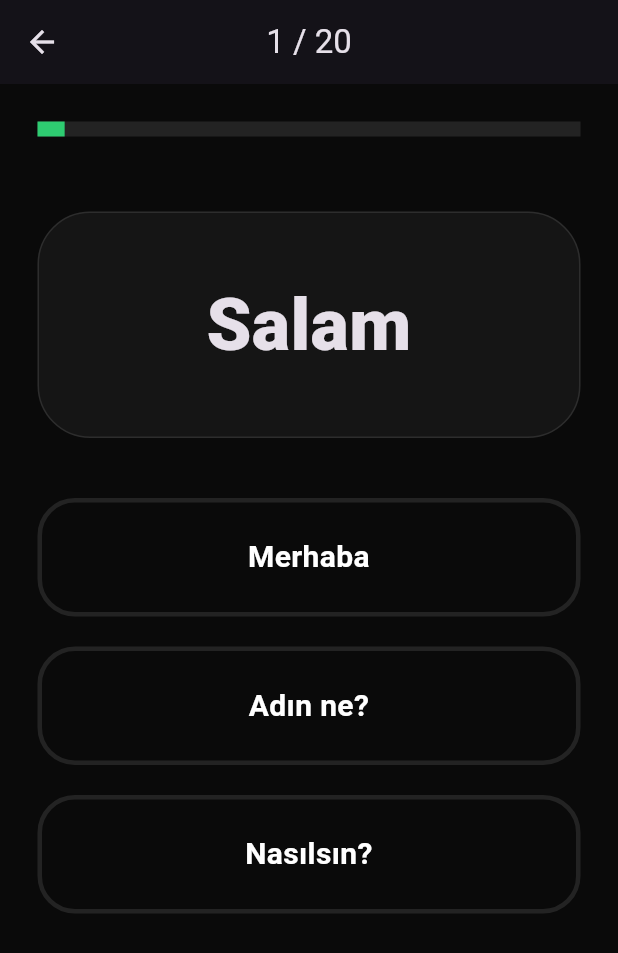
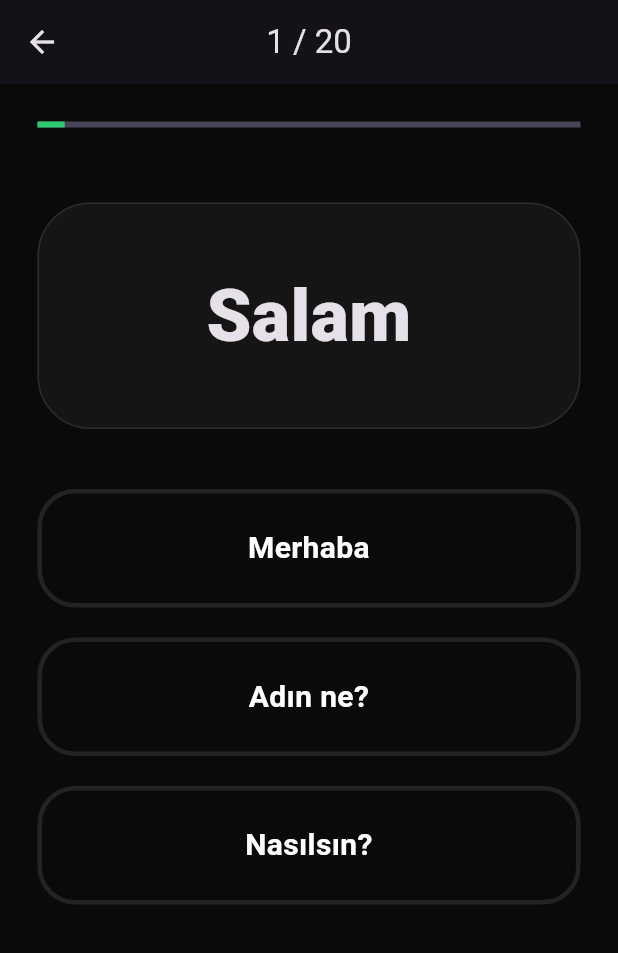
Before and after one commit to frdbxsv/azelingo, a Flutter app: the screen it shows after launch, after a tap on "KOLAY", on a phone screen of 412 x 824 dp. Shown: the top 953 px of the screen. Run offline on Flutter 3.47's test engine with Material 3 defaults, Android fonts, the phone set to English and light mode, and no system bars.

```diff
--- a/lib/main.dart
+++ b/lib/main.dart
@@ -1,5 +1,6 @@
 import 'package:flutter/material.dart';
 import 'dart:async';
+import 'dart:math';
 
 void main() {
   runApp(const AzelingoApp());
@@ -95,7 +96,7 @@ class _MainNavigationHolderState extends State<MainNavigationHolder> {
   }
 }
 
-// --- ANA EKRAN (TAM 30 KATEQORİYA) ---
+// --- ANA EKRAN ---
 class HomeScreen extends StatefulWidget {
   const HomeScreen({super.key});
 
@@ -110,7 +111,6 @@ class _HomeScreenState extends State<HomeScreen> {
   void initState() {
     super.initState();
     allLessons = [
-      // --- KOLAY (10) ---
       _createFullLesson(
         "Tanışlıq",
         "Selamlaşma ve Tanışma",
@@ -162,7 +162,6 @@ class _HomeScreenState extends State<HomeScreen> {
           "Tebrik ederim",
         ],
       ),
-
       _createFullLesson(
         "Rənglər",
         "Renklerin Dünyası",
@@ -214,7 +213,6 @@ class _HomeScreenState extends State<HomeScreen> {
           "Koyu",
         ],
       ),
-
       _createFullLesson(
         "Rəqəmlər",
         "Sayılar ve Sayma",
@@ -266,7 +264,6 @@ class _HomeScreenState extends State<HomeScreen> {
           "Yüz",
         ],
       ),
-
       _createFullLesson(
         "Ailə",
         "Aile Bireyleri",
@@ -318,7 +315,6 @@ class _HomeScreenState extends State<HomeScreen> {
           "Yeğen (K)",
         ],
       ),
-
       _createFullLesson(
         "Meyvələr",
         "Meyveler ve Sebzeler",
@@ -370,7 +366,6 @@ class _HomeScreenState extends State<HomeScreen> {
           "Yeşillik",
         ],
       ),
-
       _createFullLesson(
         "Heyvanlar",
         "Sevimli Dostlarımız",
@@ -422,7 +417,6 @@ class _HomeScreenState extends State<HomeScreen> {
           "Kuş",
         ],
       ),
-
       _createFullLesson(
         "Geyim",
         "Kıyafetler ve Moda",
@@ -474,7 +468,6 @@ class _HomeScreenState extends State<HomeScreen> {
           "Şemsiye",
         ],
       ),
-
       _createFullLesson(
         "Məktəb",
         "Eğitim ve Okul",
@@ -522,11 +515,10 @@ class _HomeScreenState extends State<HomeScreen> {
           "Harita",
           "Çanta",
           "Sıra",
-          "Yazı tahtası",
+          "Yazı taxtası",
           "Tebeşir",
         ],
       ),
-
       _createFullLesson(
         "Günlər",
         "Günler ve Aylar",
@@ -578,7 +570,6 @@ class _HomeScreenState extends State<HomeScreen> {
           "Takvim",
         ],
       ),
-
       _createFullLesson(
         "Bədən",
         "Vücudumuz",
@@ -630,8 +621,6 @@ class _HomeScreenState extends State<HomeScreen> {
           "Kan",
         ],
       ),
-
-      // --- ORTA (10) ---
       _createFullLesson(
         "Restoran",
         "Yemek ve Sipariş",
@@ -683,7 +672,6 @@ class _HomeScreenState extends State<HomeScreen> {
           "Lezzetli",
         ],
       ),
-
       _createFullLesson(
         "Duyğular",
         "Duygular ve Hisler",
@@ -735,7 +723,6 @@ class _HomeScreenState extends State<HomeScreen> {
           "Beklemek",
         ],
       ),
-
       _createFullLesson(
         "Hava",
         "Hava Durumu",
@@ -766,7 +753,7 @@ class _HomeScreenState extends State<HomeScreen> {
         ],
         [
           "Güneş",
-          "Bulud",
+          "Bulut",
           "Yağmur",
           "Kar",
           "Rüzgar",
@@ -787,7 +774,6 @@ class _HomeScreenState extends State<HomeScreen> {
           "Tahmin",
         ],
       ),
-
       _createFullLesson(
         "Səyahət",
         "Tatil ve Gezi",
@@ -839,7 +825,6 @@ class _HomeScreenState extends State<HomeScreen> {
           "Yabancı",
         ],
       ),
-
       _createFullLesson(
         "Peşələr",
         "Meslekler",
@@ -891,7 +876,6 @@ class _HomeScreenState extends State<HomeScreen> {
           "Girişimci",
         ],
       ),
-
       _createFullLesson(
         "Şəhər",
         "Şehir Hayatı",
@@ -943,7 +927,6 @@ class _HomeScreenState extends State<HomeScreen> {
           "Sinema",
         ],
       ),
-
       _createFullLesson(
         "Ev",
         "Ev Eşyaları",
@@ -995,7 +978,6 @@ class _HomeScreenState extends State<HomeScreen> {
           "Lamba",
         ],
       ),
-
       _createFullLesson(
         "Nəqliyyat",
         "Ulaşım Araçları",
@@ -1047,7 +1029,6 @@ class _HomeScreenState extends State<HomeScreen> {
           "Yolcu",
         ],
       ),
-
       _createFullLesson(
         "Hobbilər",
         "Hobiler ve Eğlence",
@@ -1099,7 +1080,6 @@ class _HomeScreenState extends State<HomeScreen> {
           "Koleksiyon",
         ],
       ),
-
       _createFullLesson(
         "Sağlamlıq",
         "Sağlık ve Hastane",
@@ -1151,8 +1131,6 @@ class _HomeScreenState extends State<HomeScreen> {
           "Uyku",
         ],
       ),
-
-      // --- ZOR (10) ---
       _createFullLesson(
         "Zamanlar",
         "Gramer ve Zamanlar",
@@ -1204,7 +1182,6 @@ class _HomeScreenState extends State<HomeScreen> {
           "Akşam",
         ],
       ),
-
       _createFullLesson(
         "Siyasət",
         "Politika ve Devlet",
@@ -1256,7 +1233,6 @@ class _HomeScreenState extends State<HomeScreen> {
           "Barış",
         ],
       ),
-
       _createFullLesson(
         "İncəsənət",
         "Sanat ve Kültür",
@@ -1308,7 +1284,6 @@ class _HomeScreenState extends State<HomeScreen> {
           "Modern",
         ],
       ),
-
       _createFullLesson(
         "Texnologiya",
         "Bilim ve Teknoloji",
@@ -1360,7 +1335,6 @@ class _HomeScreenState extends State<HomeScreen> {
           "Klavye",
         ],
       ),
-
       _createFullLesson(
         "Ədəbiyyat",
         "Edebiyat ve Şiir",
@@ -1412,7 +1386,6 @@ class _HomeScreenState extends State<HomeScreen> {
           "Mısra",
         ],
       ),
-
       _createFullLesson(
         "İqtisadiyyat",
         "Ekonomi ve Finans",
@@ -1464,7 +1437,6 @@ class _HomeScreenState extends State<HomeScreen> {
           "Hisse senedi",
         ],
       ),
-
       _createFullLesson(
         "İdiomlar",
         "Deyimler ve Atasözleri",
@@ -1516,7 +1488,6 @@ class _HomeScreenState extends State<HomeScreen> {
           "Hırsını boşaltmak",
         ],
       ),
-
       _createFullLesson(
         "Fəlsəfə",
         "Düşünce ve Mantık",
@@ -1568,7 +1539,6 @@ class _HomeScreenState extends State<HomeScreen> {
           "İdrak",
         ],
       ),
-
       _createFullLesson(
         "Təbiət",
         "Çevre ve Ekoloji",
@@ -1620,7 +1590,6 @@ class _HomeScreenState extends State<HomeScreen> {
           "Enerji",
         ],
       ),
-
       _createFullLesson(
         "Hüquq",
         "Hukuk ve Adalet",
@@ -1713,7 +1682,6 @@ class _HomeScreenState extends State<HomeScreen> {
           ),
         ),
         centerTitle: true,
-        backgroundColor: Colors.transparent,
       ),
       body: ListView.builder(
         padding: const EdgeInsets.all(20),
@@ -1780,7 +1748,7 @@ class _HomeScreenState extends State<HomeScreen> {
   }
 }
 
-// --- QUIZ EKRANI ---
+// --- QUIZ EKRANI (ROMANTİK MESAJLI) ---
 class QuizScreen extends StatefulWidget {
   final Lesson lesson;
   const QuizScreen({super.key, required this.lesson});
@@ -1794,6 +1762,24 @@ class _QuizScreenState extends State<QuizScreen> {
   int? _selectedIdx;
   bool? _isCorrect;
   List<String> _shuffledOptions = [];
+  String? _floatingMessage;
+  Alignment _messageAlignment = Alignment.center;
+
+  final List<String> _romanticMessages = [
+    "Səni sevirəm! ❤️",
+    "Canımsan!",
+    "Mükəmməlsən!",
+    "Hər şeyim!",
+    "Gözəl gülüşünə qurban!",
+    "Nə yaxşı ki, varsan!",
+    "Sən mənim dünyamsan!",
+    "Qəlbimin sahibisən!",
+    "Dünyanın ən ağıllısı!",
+    "İnanıram sənə!",
+    "Uğurlu yolum!",
+    "Mənim şansım!",
+    "Səninlə hər şey gözəl!",
+  ];
 
   @override
   void initState() {
@@ -1809,9 +1795,24 @@ class _QuizScreenState extends State<QuizScreen> {
     _isCorrect = null;
   }
 
+  void _showRomanticMessage() {
+    setState(() {
+      _floatingMessage =
+          _romanticMessages[Random().nextInt(_romanticMessages.length)];
+      List<Alignment> alignments = [
+        Alignment.topCenter,
+        Alignment.centerLeft,
+        Alignment.centerRight,
+      ];
+      _messageAlignment = alignments[Random().nextInt(alignments.length)];
+    });
+    Future.delayed(const Duration(milliseconds: 1500), () {
+      if (mounted) setState(() => _floatingMessage = null);
+    });
+  }
+
   void _handleAnswer(int i) {
     if (_selectedIdx != null) return;
-
     String selectedText = _shuffledOptions[i];
     String correctText = widget.lesson.questions[_currentIdx]['tr'];
     String qText = widget.lesson.questions[_currentIdx]['q'];
@@ -1822,6 +1823,7 @@ class _QuizScreenState extends State<QuizScreen> {
     });
 
     if (_isCorrect!) {
+      _showRomanticMessage();
       bool exists = learnedWordsNotifier.value.any((e) => e['az'] == qText);
       if (!exists) {
         learnedWordsNotifier.value = [
@@ -1897,15 +1899,15 @@ class _QuizScreenState extends State<QuizScreen> {
     var q = widget.lesson.questions[_currentIdx];
     return Scaffold(
       appBar: AppBar(title: Text("${_currentIdx + 1} / 20"), centerTitle: true),
-      body: Padding(
+      body: Stack(
+        children: [
+          Padding(
             padding: const EdgeInsets.all(25),
             child: Column(
               children: [
                 LinearProgressIndicator(
                   value: (_currentIdx + 1) / 20,
-              minHeight: 10,
                   color: widget.lesson.gradient[0],
-              backgroundColor: Colors.white10,
                 ),
                 const SizedBox(height: 50),
                 Container(
@@ -1934,6 +1936,34 @@ class _QuizScreenState extends State<QuizScreen> {
                 ),
               ],
             ),
+          ),
+          if (_floatingMessage != null)
+            Align(
+              alignment: _messageAlignment,
+              child: Container(
+                margin: const EdgeInsets.all(30),
+                padding: const EdgeInsets.all(20),
+                decoration: BoxDecoration(
+                  color: Colors.red.withOpacity(0.9),
+                  borderRadius: BorderRadius.circular(20),
+                  boxShadow: [
+                    BoxShadow(
+                      blurRadius: 20,
+                      color: Colors.red.withOpacity(0.5),
+                    ),
+                  ],
+                ),
+                child: Text(
+                  _floatingMessage!,
+                  style: const TextStyle(
+                    color: Colors.white,
+                    fontSize: 22,
+                    fontWeight: FontWeight.bold,
+                  ),
+                ),
+              ),
+            ),
+        ],
       ),
     );
   }
```
Also changed, not shown: manifest.json, 1 other file. Lines whose indentation alone changed are shown as unchanged.
